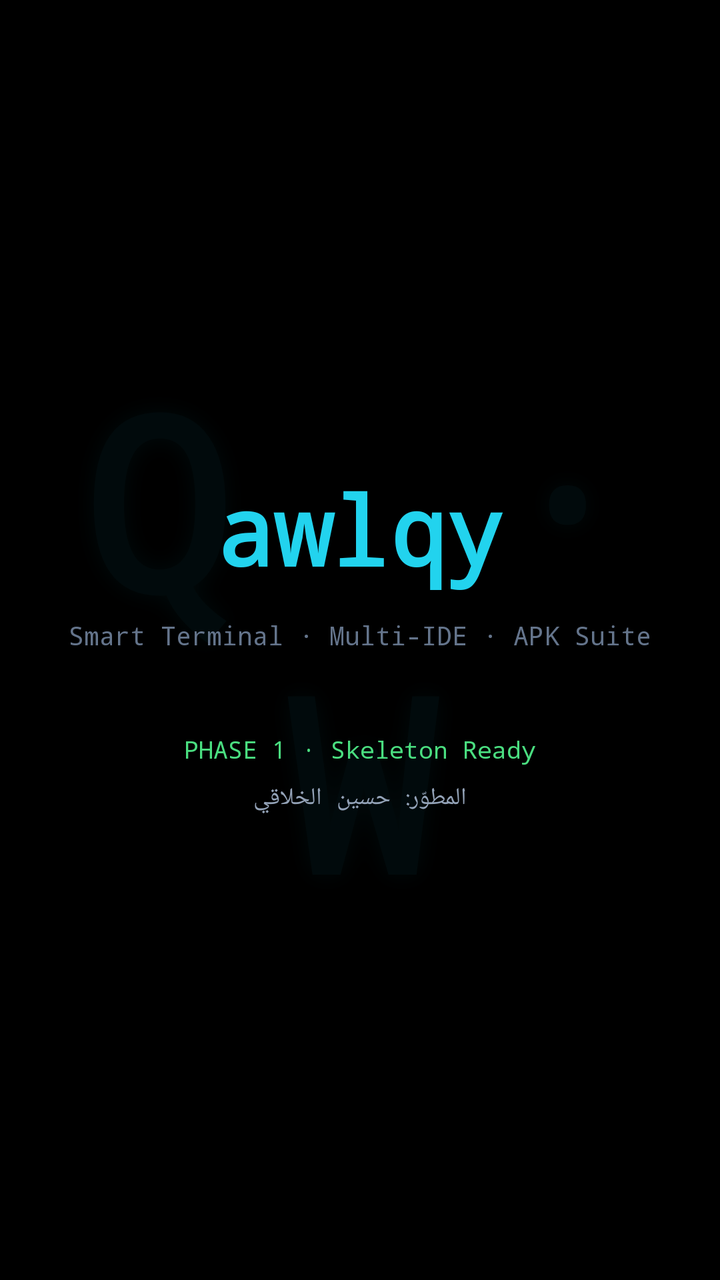
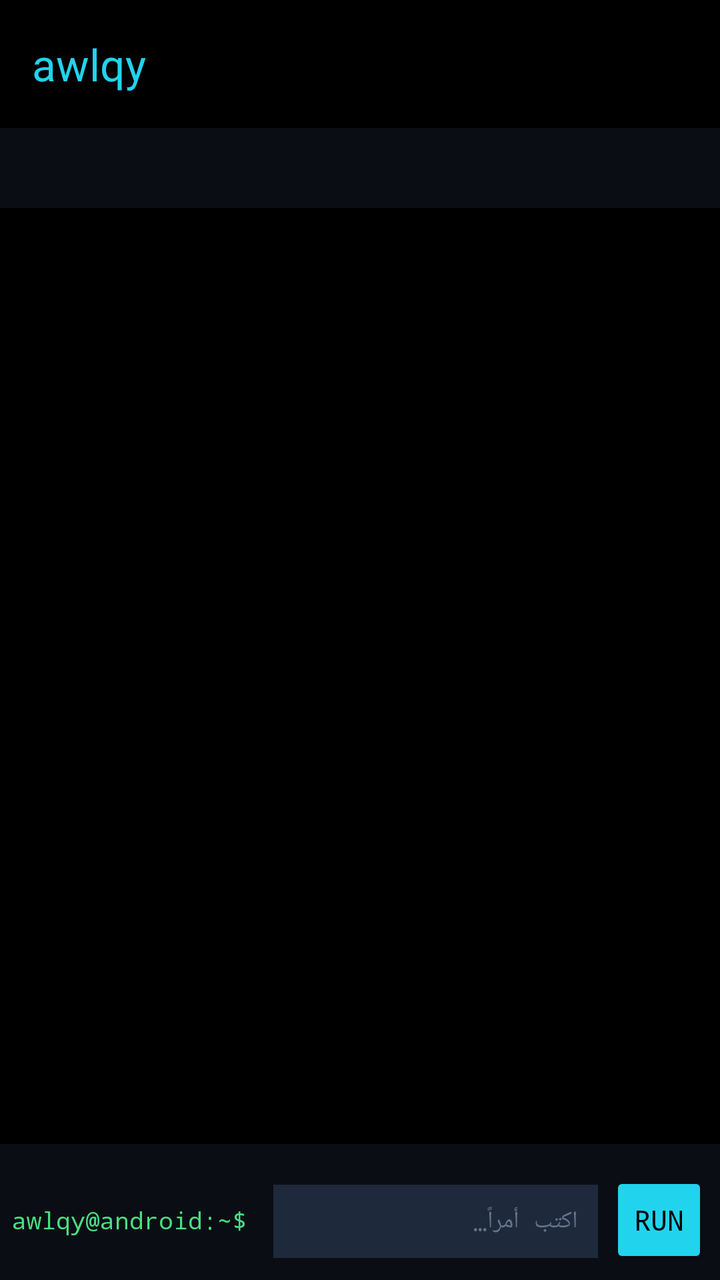

An Android layout rendered at two revisions. The XML below is the earlier revision; the diff shows what the commit changed to produce the second picture.
<!-- AndroidManifest.xml: application theme Theme.Awlqy -->
<!-- res/layout/activity_main.xml -->
<?xml version="1.0" encoding="utf-8"?>
<FrameLayout xmlns:android="http://schemas.android.com/apk/res/android"
    android:layout_width="match_parent"
    android:layout_height="match_parent"
    android:background="#000000">

    <TextView
        android:layout_width="match_parent"
        android:layout_height="match_parent"
        android:alpha="0.05"
        android:fontFamily="monospace"
        android:gravity="center"
        android:letterSpacing="0.25"
        android:shadowColor="#22D3EE"
        android:shadowDx="0"
        android:shadowDy="0"
        android:shadowRadius="30"
        android:text="Q · W"
        android:textColor="#22D3EE"
        android:textSize="120sp"
        android:textStyle="bold"/>

    <LinearLayout
        android:layout_width="match_parent"
        android:layout_height="match_parent"
        android:gravity="center"
        android:orientation="vertical"
        android:padding="32dp">

        <TextView
            android:layout_width="wrap_content"
            android:layout_height="wrap_content"
            android:fontFamily="monospace"
            android:text="awlqy"
            android:textColor="#22D3EE"
            android:textSize="48sp"
            android:textStyle="bold"/>

        <TextView
            android:layout_width="wrap_content"
            android:layout_height="wrap_content"
            android:layout_marginTop="12dp"
            android:fontFamily="monospace"
            android:text="@string/app_tagline"
            android:textColor="#64748B"
            android:textSize="13sp"/>

        <TextView
            android:layout_width="wrap_content"
            android:layout_height="wrap_content"
            android:layout_marginTop="40dp"
            android:fontFamily="monospace"
            android:text="PHASE 1 · Skeleton Ready"
            android:textColor="#4ADE80"
            android:textSize="12sp"/>

        <TextView
            android:layout_width="wrap_content"
            android:layout_height="wrap_content"
            android:layout_marginTop="8dp"
            android:fontFamily="monospace"
            android:text="المطوّر: حسين الخلاقي"
            android:textColor="#94A3B8"
            android:textSize="12sp"/>
    </LinearLayout>
</FrameLayout>
<!-- resources referenced by this layout -->
<resources>
  <string name="app_tagline">Smart Terminal · Multi-IDE · APK Suite</string>
  <style name="Theme.Awlqy" parent="Theme.Material3.Dark.NoActionBar">
          <item name="colorPrimary">@color/awlqy_accent</item>
          <item name="colorOnPrimary">@color/awlqy_bg</item>
          <item name="colorSurface">@color/awlqy_surface</item>
          <item name="colorOnSurface">@color/awlqy_text</item>
          <item name="android:colorBackground">@color/awlqy_bg</item>
          <item name="android:statusBarColor">@color/awlqy_bg</item>
          <item name="android:navigationBarColor">@color/awlqy_bg</item>
          <item name="android:windowLightStatusBar">false</item>
          <item name="android:windowLightNavigationBar" tools:targetApi="27">false</item>
          <item name="android:windowBackground">@color/awlqy_bg</item>
      </style>
  <color name="awlqy_accent">#22D3EE</color>
  <color name="awlqy_bg">#000000</color>
  <color name="awlqy_surface">#0A0E14</color>
  <color name="awlqy_text">#E2E8F0</color>
</resources>

<!-- the commit's change to res/layout/activity_main.xml (unified diff, before → after) -->
@@ -1,8 +1,10 @@
 <?xml version="1.0" encoding="utf-8"?>
 <FrameLayout xmlns:android="http://schemas.android.com/apk/res/android"
+    xmlns:app="http://schemas.android.com/apk/res-auto"
     android:layout_width="match_parent"
     android:layout_height="match_parent"
-    android:background="#000000">
+    android:background="#000000"
+    android:fitsSystemWindows="true">
 
     <TextView
         android:layout_width="match_parent"
@@ -23,44 +25,114 @@
     <LinearLayout
         android:layout_width="match_parent"
         android:layout_height="match_parent"
-        android:gravity="center"
-        android:orientation="vertical"
-        android:padding="32dp">
+        android:orientation="vertical">
 
-        <TextView
-            android:layout_width="wrap_content"
+        <com.google.android.material.appbar.MaterialToolbar
+            android:id="@+id/toolbar"
+            android:layout_width="match_parent"
+            android:layout_height="?attr/actionBarSize"
+            android:background="#000000"
+            app:title="awlqy"
+            app:titleTextColor="#22D3EE"/>
+
+        <HorizontalScrollView
+            android:layout_width="match_parent"
+            android:layout_height="40dp"
+            android:background="#0A0E14"
+            android:scrollbars="none">
+
+            <LinearLayout
+                android:id="@+id/sessionTabs"
+                android:layout_width="wrap_content"
+                android:layout_height="match_parent"
+                android:gravity="center_vertical"
+                android:orientation="horizontal"
+                android:paddingStart="6dp"
+                android:paddingEnd="6dp"/>
+        </HorizontalScrollView>
+
+        <ScrollView
+            android:id="@+id/consoleScroll"
+            android:layout_width="match_parent"
+            android:layout_height="0dp"
+            android:layout_weight="1"
+            android:background="#000000"
+            android:fillViewport="true"
+            android:padding="8dp"
+            android:scrollbars="vertical">
+
+            <TextView
+                android:id="@+id/consoleText"
+                android:layout_width="match_parent"
+                android:layout_height="wrap_content"
+                android:fontFamily="monospace"
+                android:text=""
+                android:textColor="#E2E8F0"
+                android:textIsSelectable="true"
+                android:textSize="12sp"/>
+        </ScrollView>
+
+        <HorizontalScrollView
+            android:layout_width="match_parent"
             android:layout_height="wrap_content"
-            android:fontFamily="monospace"
-            android:text="awlqy"
-            android:textColor="#22D3EE"
-            android:textSize="48sp"
-            android:textStyle="bold"/>
+            android:background="#0A0E14"
+            android:scrollbars="none">
 
-        <TextView
-            android:layout_width="wrap_content"
+            <LinearLayout
+                android:id="@+id/accessoryBar"
+                android:layout_width="wrap_content"
+                android:layout_height="wrap_content"
+                android:gravity="center_vertical"
+                android:orientation="horizontal"
+                android:padding="4dp"/>
+        </HorizontalScrollView>
+
+        <LinearLayout
+            android:layout_width="match_parent"
             android:layout_height="wrap_content"
-            android:layout_marginTop="12dp"
-            android:fontFamily="monospace"
-            android:text="@string/app_tagline"
-            android:textColor="#64748B"
-            android:textSize="13sp"/>
+            android:background="#0A0E14"
+            android:orientation="horizontal"
+            android:padding="6dp">
 
-        <TextView
-            android:layout_width="wrap_content"
-            android:layout_height="wrap_content"
-            android:layout_marginTop="40dp"
-            android:fontFamily="monospace"
-            android:text="PHASE 1 · Skeleton Ready"
-            android:textColor="#4ADE80"
-            android:textSize="12sp"/>
+            <TextView
+                android:id="@+id/promptLabel"
+                android:layout_width="wrap_content"
+                android:layout_height="wrap_content"
+                android:layout_gravity="center_vertical"
+                android:fontFamily="monospace"
+                android:paddingEnd="6dp"
+                android:text="awlqy@android:~$ "
+                android:textColor="#4ADE80"
+                android:textSize="12sp"/>
 
-        <TextView
-            android:layout_width="wrap_content"
-            android:layout_height="wrap_content"
-            android:layout_marginTop="8dp"
-            android:fontFamily="monospace"
-            android:text="المطوّر: حسين الخلاقي"
-            android:textColor="#94A3B8"
-            android:textSize="12sp"/>
+            <EditText
+                android:id="@+id/inputEdit"
+                android:layout_width="0dp"
+                android:layout_height="wrap_content"
+                android:layout_weight="1"
+                android:background="#1E293B"
+                android:fontFamily="monospace"
+                android:hint="اكتب أمراً…"
+                android:imeOptions="actionSend|flagNoFullscreen"
+                android:inputType="text|textNoSuggestions|textVisiblePassword|textMultiLine"
+                android:maxLines="3"
+                android:padding="10dp"
+                android:textColor="#E2E8F0"
+                android:textColorHint="#64748B"
+                android:textSize="12sp"/>
+
+            <Button
+                android:id="@+id/runButton"
+                android:layout_width="wrap_content"
+                android:layout_height="wrap_content"
+                android:layout_marginStart="6dp"
+                android:backgroundTint="#22D3EE"
+                android:fontFamily="monospace"
+                android:minWidth="0dp"
+                android:paddingStart="12dp"
+                android:paddingEnd="12dp"
+                android:text="RUN"
+                android:textColor="#000000"/>
+        </LinearLayout>
     </LinearLayout>
 </FrameLayout>
<!-- resource entries referenced after the edit -->
@@ -1,6 +1,5 @@
 <!-- resources referenced by this layout -->
 <resources>
-  <string name="app_tagline">Smart Terminal · Multi-IDE · APK Suite</string>
   <style name="Theme.Awlqy" parent="Theme.Material3.Dark.NoActionBar">
           <item name="colorPrimary">@color/awlqy_accent</item>
           <item name="colorOnPrimary">@color/awlqy_bg</item>
